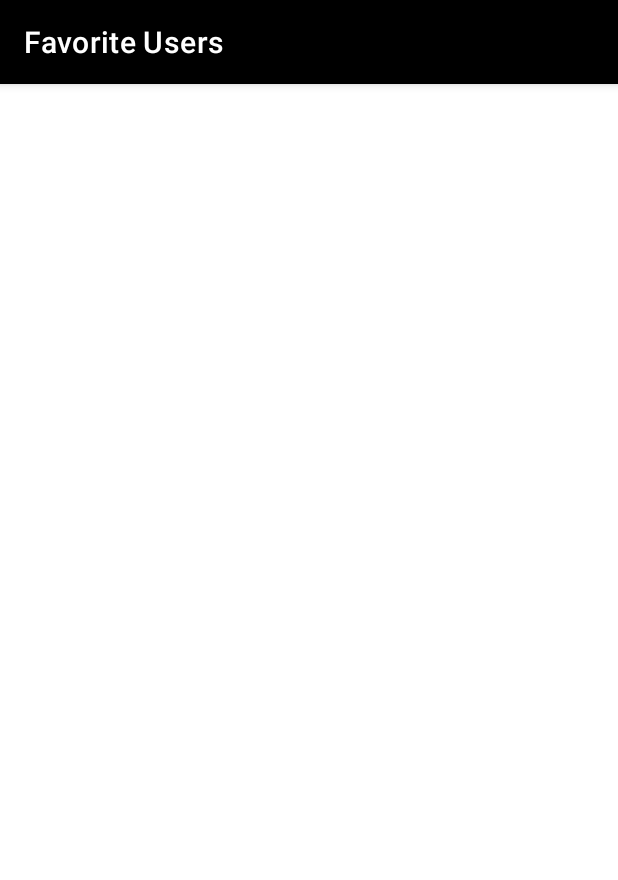
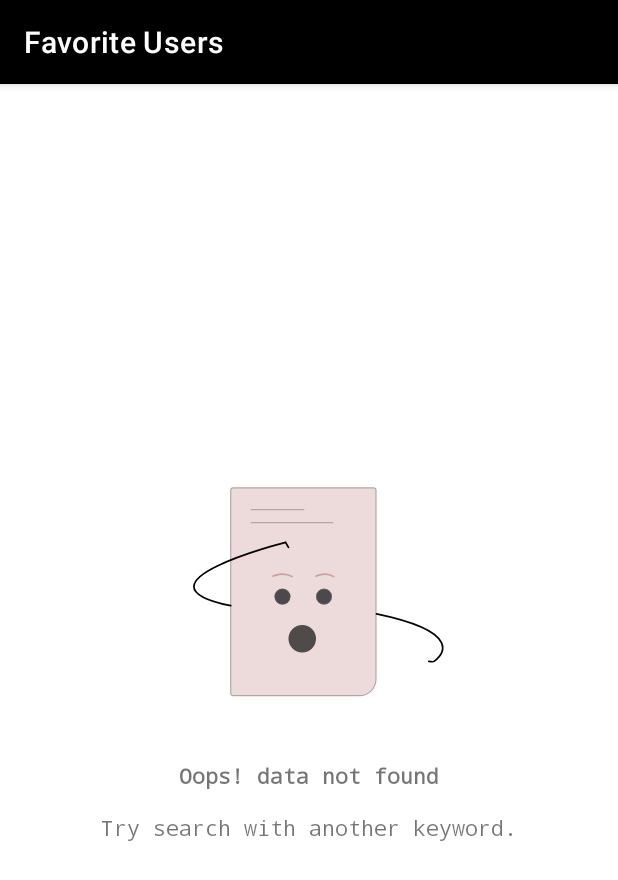
Before and after one commit to rochman25/github_user_submission, an Android app: the FavoritesActivity screen opened directly, with no data from a screen before it, on a phone screen of 412 x 824 dp. Shown: the top 880 px of the screen. Run offline under Robolectric (Android 15) with nearby library versions, the phone set to English and light mode, and no system bars; our stand-ins replace Room's generated code; pictures from the network do not load.

```diff
--- a/app/src/main/java/com/example/githubusersubmission/database/UserFavoriteDao.kt
+++ b/app/src/main/java/com/example/githubusersubmission/database/UserFavoriteDao.kt
@@ -14,7 +14,7 @@ interface UserFavoriteDao {
     @Query("SELECT * from favoriteuser ORDER BY id ASC")
     fun getAllFavoriteUsers(): LiveData<List<FavoriteUser>>
 
-    @Query("SELECT EXISTS(SELECT * FROM favoriteuser)")
-    fun isExists(): Boolean
+    @Query("SELECT * FROM favoriteuser WHERE username = :username")
+    fun isExists(username: String?): LiveData<FavoriteUser>
 
 }
--- a/app/src/main/java/com/example/githubusersubmission/repository/FavoriteUserRepository.kt
+++ b/app/src/main/java/com/example/githubusersubmission/repository/FavoriteUserRepository.kt
@@ -31,10 +31,6 @@ class FavoriteUserRepository(application: Application) {
         }
     }
 
-    fun isExist() {
-        executorService.execute {
-            mFavoriteDao.isExists()
-        }
-    }
+    fun isExist(username: String): LiveData<FavoriteUser> = mFavoriteDao.isExists(username)
 
 }
--- a/app/src/main/java/com/example/githubusersubmission/ui/FavoritesActivity.kt
+++ b/app/src/main/java/com/example/githubusersubmission/ui/FavoritesActivity.kt
@@ -12,6 +12,7 @@ import com.example.githubusersubmission.R
 import com.example.githubusersubmission.databinding.ActivityFavoritesBinding
 import com.example.githubusersubmission.helper.ViewModelFactory
 import com.example.githubusersubmission.ui.adapter.FavoriteUserAdapter
+import com.example.githubusersubmission.ui.view.EmptyDataObserver
 import com.example.githubusersubmission.ui.viewmodel.FavoriteUserViewModel
 import com.example.githubusersubmission.utils.SettingPreference
 
@@ -43,6 +44,10 @@ class FavoritesActivity : AppCompatActivity() {
         binding.rvFavorites.layoutManager = LinearLayoutManager(this)
         binding.rvFavorites.setHasFixedSize(true)
         binding.rvFavorites.adapter = adapter
+
+        val emptyDataObserver =
+            EmptyDataObserver(binding.rvFavorites, findViewById(R.id.empty_data_parent))
+        adapter.registerAdapterDataObserver(emptyDataObserver)
     }
 
     private fun obtainViewModel(activity: AppCompatActivity) : FavoriteUserViewModel {
--- a/app/src/main/java/com/example/githubusersubmission/ui/viewmodel/FavoriteUserAddDeleteViewModel.kt
+++ b/app/src/main/java/com/example/githubusersubmission/ui/viewmodel/FavoriteUserAddDeleteViewModel.kt
@@ -1,6 +1,7 @@
 package com.example.githubusersubmission.ui.viewmodel
 
 import android.app.Application
+import androidx.lifecycle.LiveData
 import androidx.lifecycle.ViewModel
 import com.example.githubusersubmission.database.FavoriteUser
 import com.example.githubusersubmission.repository.FavoriteUserRepository
@@ -13,9 +14,7 @@ class FavoriteUserAddDeleteViewModel(application: Application): ViewModel() {
         mFavoriteUserRepository.insert(favoriteUser)
     }
 
-    fun isExist(favoriteUser: FavoriteUser) {
-        mFavoriteUserRepository.isExist(favoriteUser)
-    }
+    fun isExist(username: String): LiveData<FavoriteUser> = mFavoriteUserRepository.isExist(username)
 
     fun delete(favoriteUser: FavoriteUser) {
         mFavoriteUserRepository.delete(favoriteUser)
--- a/app/src/main/res/layout/activity_favorites.xml
+++ b/app/src/main/res/layout/activity_favorites.xml
@@ -5,6 +5,18 @@
     android:layout_width="match_parent"
     android:layout_height="match_parent"
     tools:context=".ui.FavoritesActivity">
+
+    <include
+        android:id="@+id/empty_data_parent"
+        layout="@layout/item_empty_data"
+        android:layout_width="match_parent"
+        android:layout_height="match_parent"
+        android:layout_gravity="center"
+        android:visibility="gone"
+        app:layout_constraintBottom_toBottomOf="parent"
+        app:layout_constraintTop_toBottomOf="parent"
+        app:layout_constraintVertical_bias="1.0"
+        tools:layout_editor_absoluteX="0dp" />
 
     <androidx.recyclerview.widget.RecyclerView
         android:id="@+id/rv_favorites"
--- a/app/src/main/res/values/strings.xml
+++ b/app/src/main/res/values/strings.xml
@@ -23,4 +23,5 @@
     <string name="dark_mode">Dark Mode</string>
     <string name="added_to_fav">User added to favorites</string>
     <string name="favorite_users">Favorite Users</string>
+    <string name="remove_from_fav">User removed from favorites</string>
 </resources>
```
Also changed, not shown: app/src/main/java/com/example/githubusersubmission/ui/DetailActivity.kt (+37 -11 lines).
